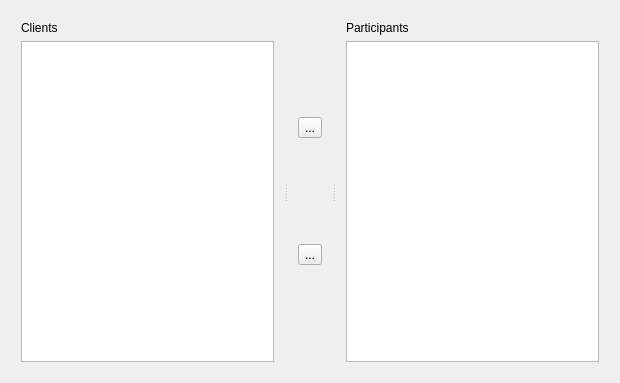
Qt form Network/addParticipantView.ui (geonwuk/TheEditor) before a commit.
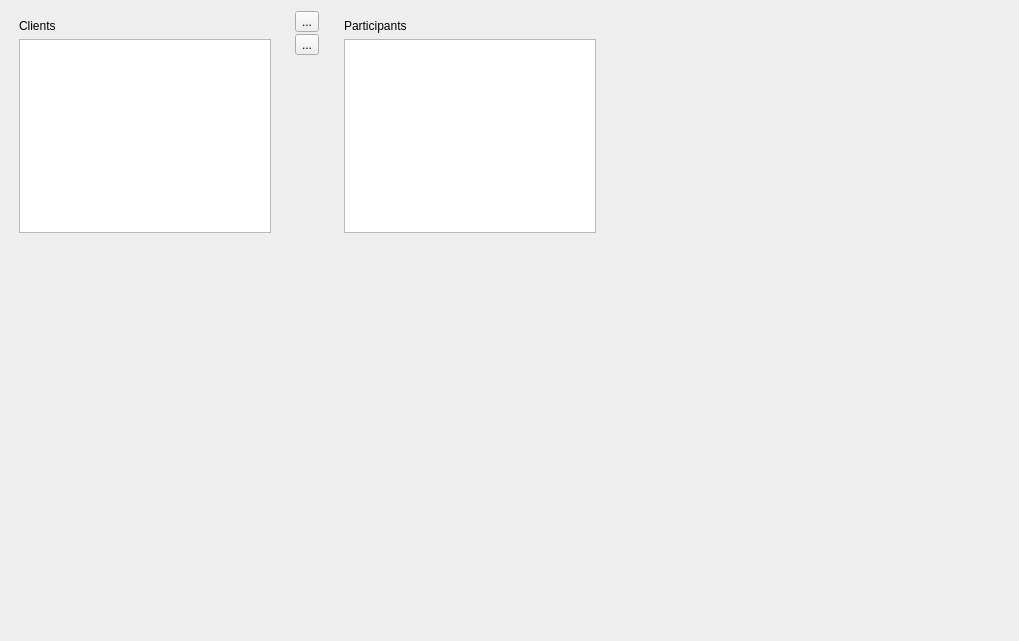
The same form after that commit.

What changed in the file:
```diff
--- a/Network/addParticipantView.ui
+++ b/Network/addParticipantView.ui
@@ -6,21 +6,23 @@
    <rect>
     <x>0</x>
     <y>0</y>
-    <width>620</width>
-    <height>383</height>
+    <width>1019</width>
+    <height>641</height>
    </rect>
   </property>
   <property name="windowTitle">
    <string>Form</string>
   </property>
-  <layout class="QHBoxLayout" name="horizontalLayout">
-   <item>
-    <widget class="QSplitter" name="splitter">
-     <property name="orientation">
-      <enum>Qt::Horizontal</enum>
-     </property>
      <widget class="QWidget" name="layoutWidget">
-      <layout class="QVBoxLayout" name="verticalLayout_2" stretch="1,0">
+   <property name="geometry">
+    <rect>
+     <x>9</x>
+     <y>9</y>
+     <width>272</width>
+     <height>234</height>
+    </rect>
+   </property>
+   <layout class="QVBoxLayout" name="clientLayout" stretch="1,0">
        <property name="sizeConstraint">
         <enum>QLayout::SetDefaultConstraint</enum>
        </property>
@@ -50,27 +52,77 @@
         </widget>
        </item>
        <item>
-        <widget class="QTreeWidget" name="clientList">
+     <widget class="QTableWidget" name="clientList">
          <property name="sizePolicy">
           <sizepolicy hsizetype="Expanding" vsizetype="Expanding">
            <horstretch>100</horstretch>
            <verstretch>100</verstretch>
           </sizepolicy>
          </property>
-         <attribute name="headerVisible">
-          <bool>false</bool>
-         </attribute>
-         <column>
+     </widget>
+    </item>
+   </layout>
+  </widget>
+  <widget class="QWidget" name="layoutWidget">
+   <property name="geometry">
+    <rect>
+     <x>334</x>
+     <y>9</y>
+     <width>272</width>
+     <height>234</height>
+    </rect>
+   </property>
+   <layout class="QVBoxLayout" name="participantsLayout" stretch="1,0">
+    <property name="sizeConstraint">
+     <enum>QLayout::SetDefaultConstraint</enum>
+    </property>
+    <property name="leftMargin">
+     <number>10</number>
+    </property>
+    <property name="topMargin">
+     <number>10</number>
+    </property>
+    <property name="rightMargin">
+     <number>10</number>
+    </property>
+    <property name="bottomMargin">
+     <number>10</number>
+    </property>
+    <item>
+     <widget class="QLabel" name="label_2">
+      <property name="sizePolicy">
+       <sizepolicy hsizetype="Fixed" vsizetype="Fixed">
+        <horstretch>0</horstretch>
+        <verstretch>0</verstretch>
+       </sizepolicy>
+      </property>
           <property name="text">
-           <string notr="true">1</string>
-          </property>
-         </column>
+       <string>Participants</string>
+      </property>
+     </widget>
+    </item>
+    <item>
+     <widget class="QTableWidget" name="participantList">
+      <property name="sizePolicy">
+       <sizepolicy hsizetype="Expanding" vsizetype="Expanding">
+        <horstretch>100</horstretch>
+        <verstretch>100</verstretch>
+       </sizepolicy>
+      </property>
         </widget>
        </item>
       </layout>
      </widget>
      <widget class="QWidget" name="layoutWidget">
-      <layout class="QVBoxLayout" name="verticalLayout">
+   <property name="geometry">
+    <rect>
+     <x>285</x>
+     <y>9</y>
+     <width>45</width>
+     <height>48</height>
+    </rect>
+   </property>
+   <layout class="QVBoxLayout" name="buttonLayout">
        <property name="spacing">
         <number>0</number>
        </property>
@@ -111,59 +163,6 @@
        </item>
       </layout>
      </widget>
-     <widget class="QWidget" name="layoutWidget">
-      <layout class="QVBoxLayout" name="verticalLayout_3" stretch="1,0">
-       <property name="sizeConstraint">
-        <enum>QLayout::SetDefaultConstraint</enum>
-       </property>
-       <property name="leftMargin">
-        <number>10</number>
-       </property>
-       <property name="topMargin">
-        <number>10</number>
-       </property>
-       <property name="rightMargin">
-        <number>10</number>
-       </property>
-       <property name="bottomMargin">
-        <number>10</number>
-       </property>
-       <item>
-        <widget class="QLabel" name="label_2">
-         <property name="sizePolicy">
-          <sizepolicy hsizetype="Fixed" vsizetype="Fixed">
-           <horstretch>0</horstretch>
-           <verstretch>0</verstretch>
-          </sizepolicy>
-         </property>
-         <property name="text">
-          <string>Participants</string>
-         </property>
-        </widget>
-       </item>
-       <item>
-        <widget class="QTreeWidget" name="participantList">
-         <property name="sizePolicy">
-          <sizepolicy hsizetype="Expanding" vsizetype="Expanding">
-           <horstretch>100</horstretch>
-           <verstretch>100</verstretch>
-          </sizepolicy>
-         </property>
-         <attribute name="headerVisible">
-          <bool>false</bool>
-         </attribute>
-         <column>
-          <property name="text">
-           <string>1</string>
-          </property>
-         </column>
-        </widget>
-       </item>
-      </layout>
-     </widget>
-    </widget>
-   </item>
-  </layout>
  </widget>
  <resources/>
  <connections/>
```
Lines whose indentation alone changed are shown as unchanged.
